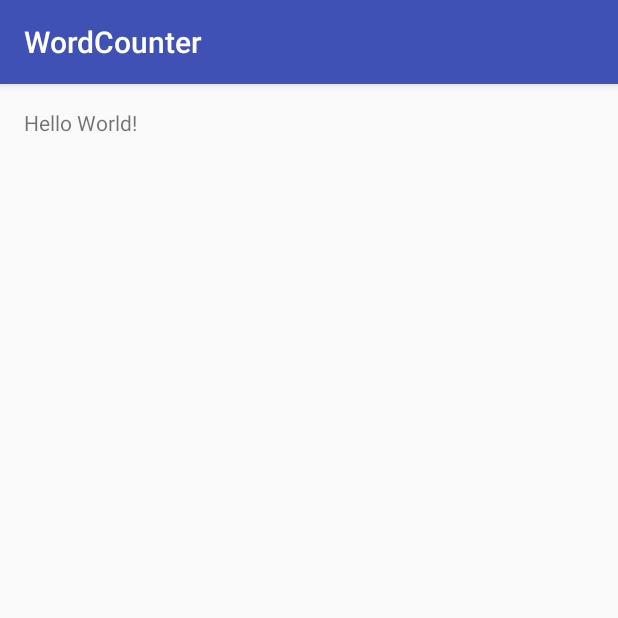
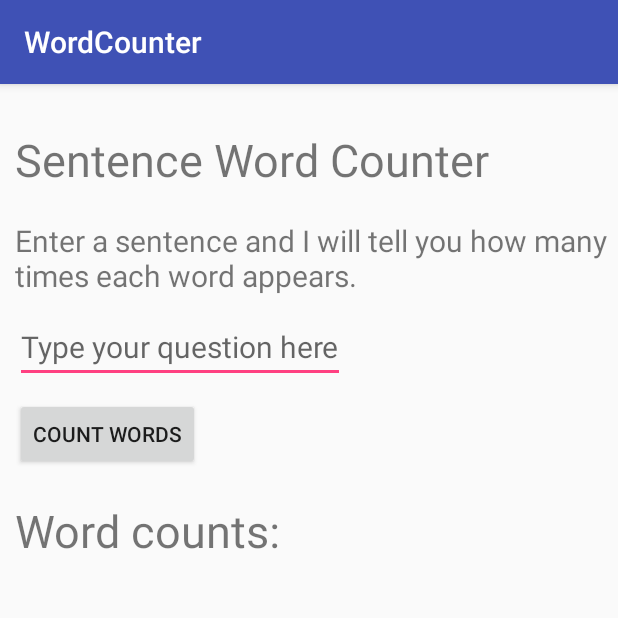
Before and after one commit to MisterrW/WordCounter, an Android app: the screen it shows after launch (MainActivity before the commit, CounterActivity after it), on a phone screen of 412 x 824 dp, the top half of it. Run offline under Robolectric (Android 15) with nearby library versions, the phone set to English and light mode, and no system bars.

```diff
--- a/app/src/main/AndroidManifest.xml
+++ b/app/src/main/AndroidManifest.xml
@@ -8,7 +8,7 @@
         android:label="@string/app_name"
         android:supportsRtl="true"
         android:theme="@style/AppTheme">
-        <activity android:name=".MainActivity">
+        <activity android:name=".CounterActivity">
             <intent-filter>
                 <action android:name="android.intent.action.MAIN" />
 
--- /dev/null
+++ b/app/src/main/java/com/example/user/wordcounter/CounterActivity.java
@@ -0,0 +1,38 @@
+package com.example.user.wordcounter;
+
+import android.support.v7.app.AppCompatActivity;
+import android.os.Bundle;
+import android.view.View;
+import android.widget.Button;
+import android.widget.EditText;
+import android.widget.TextView;
+
+import java.util.HashMap;
+
+public class CounterActivity extends AppCompatActivity {
+    EditText inputString;
+    Button submitButton;
+    TextView resultsText;
+
+    @Override
+    protected void onCreate(Bundle savedInstanceState) {
+        super.onCreate(savedInstanceState);
+        setContentView(R.layout.activity_main);
+
+        inputString = (EditText)findViewById(R.id.input_string);
+        submitButton = (Button)findViewById(R.id.get_answer);
+        resultsText = (TextView)findViewById(R.id.results_text);
+
+
+        submitButton.setOnClickListener(new View.OnClickListener() {
+            @Override
+            public void onClick(View view) {
+                WordCounter wordCounter = new WordCounter();
+                String input = inputString.getText().toString();
+                String result = wordCounter.getCountAsSortedString(input);
+                resultsText.setText(result);
+            }
+        });
+    }
+
+}
--- a/app/src/main/java/com/example/user/wordcounter/MainActivity.java
+++ /dev/null
@@ -1,13 +0,0 @@
-package com.example.user.wordcounter;
-
-import android.support.v7.app.AppCompatActivity;
-import android.os.Bundle;
-
-public class MainActivity extends AppCompatActivity {
-
-    @Override
-    protected void onCreate(Bundle savedInstanceState) {
-        super.onCreate(savedInstanceState);
-        setContentView(R.layout.activity_main);
-    }
-}
--- a/app/src/main/res/layout/activity_main.xml
+++ b/app/src/main/res/layout/activity_main.xml
@@ -1,16 +1,59 @@
 <?xml version="1.0" encoding="utf-8"?>
-<RelativeLayout xmlns:android="http://schemas.android.com/apk/res/android"
-    xmlns:tools="http://schemas.android.com/tools"
-    android:layout_width="match_parent"
-    android:layout_height="match_parent"
-    android:paddingBottom="@dimen/activity_vertical_margin"
-    android:paddingLeft="@dimen/activity_horizontal_margin"
-    android:paddingRight="@dimen/activity_horizontal_margin"
-    android:paddingTop="@dimen/activity_vertical_margin"
-    tools:context="com.example.user.wordcounter.MainActivity">
+<LinearLayout xmlns:android="http://schemas.android.com/apk/res/android"
+    android:orientation="vertical" android:layout_width="match_parent"
+    android:layout_height="match_parent">
 
     <TextView
         android:layout_width="wrap_content"
         android:layout_height="wrap_content"
-        android:text="Hello World!" />
-</RelativeLayout>
+        android:textSize="30dp"
+        android:layout_marginTop="30dp"
+        android:layout_marginLeft="10dp"
+        android:text="@string/main_title" />
+
+    <TextView
+        android:layout_width="wrap_content"
+        android:layout_height="wrap_content"
+        android:textSize="20dp"
+        android:layout_marginTop="20dp"
+        android:layout_marginLeft="10dp"
+        android:text="@string/instructions" />
+
+    <EditText
+        android:id="@+id/input_string"
+        android:hint="@string/question"
+        android:textSize="20dp"
+        android:layout_marginTop="10dp"
+        android:layout_marginLeft="10dp"
+        android:layout_width="wrap_content"
+        android:layout_height="wrap_content"
+        />
+
+    <Button
+        android:id = "@+id/get_answer"
+        android:layout_width="wrap_content"
+        android:layout_height="wrap_content"
+        android:layout_marginTop="10dp"
+        android:layout_marginLeft="10dp"
+        android:text = "Count words"
+        />
+
+    <TextView
+        android:layout_width="wrap_content"
+        android:layout_height="wrap_content"
+        android:textSize="30dp"
+        android:layout_marginTop="20dp"
+        android:layout_marginLeft="10dp"
+        android:text="@string/answer" />
+
+    <TextView
+        android:id = "@+id/results_text"
+        android:layout_width="wrap_content"
+        android:textSize="20dp"
+        android:layout_height="wrap_content"
+        android:layout_marginTop="10dp"
+        android:layout_marginLeft="10dp" />
+
+
+
+</LinearLayout>
--- a/app/src/main/res/values/strings.xml
+++ b/app/src/main/res/values/strings.xml
@@ -1,3 +1,7 @@
 <resources>
     <string name="app_name">WordCounter</string>
+    <string name="question">Type your question here</string>
+    <string name="instructions">Enter a sentence and I will tell you how many times each word appears.</string>
+    <string name="main_title">Sentence Word Counter</string>
+    <string name="answer">Word counts:</string>
 </resources>
```
Also changed, not shown: app/src/main/java/com/example/user/wordcounter/Word.java (added, +22 -0 lines), app/src/main/java/com/example/user/wordcounter/WordCounter.java (+39 -0 lines).
